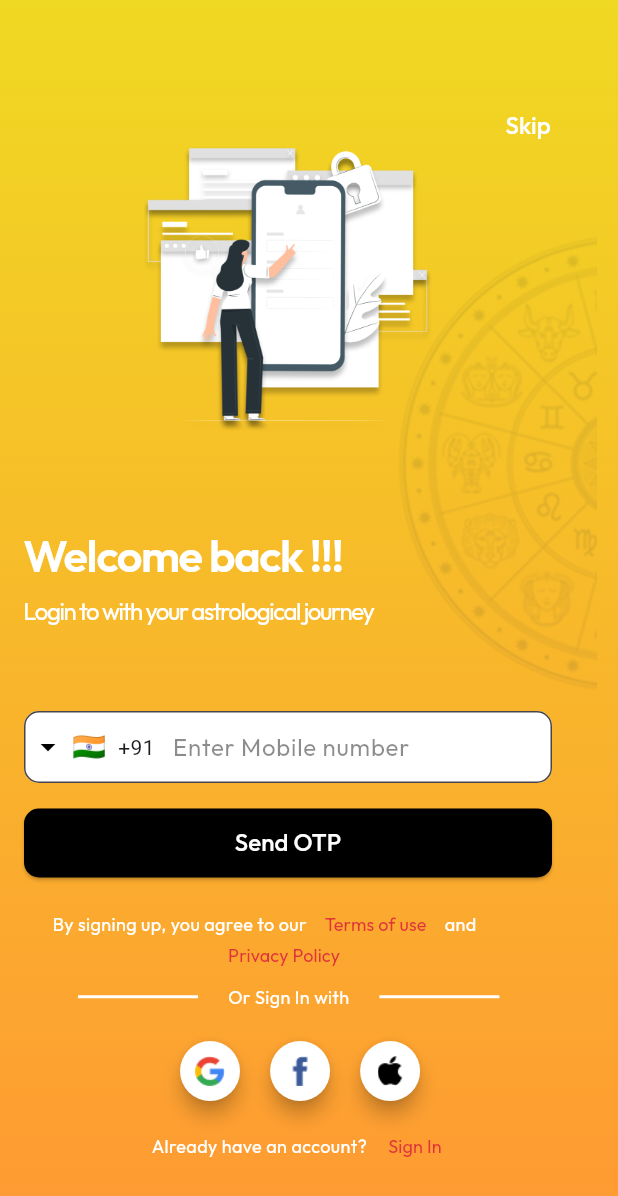
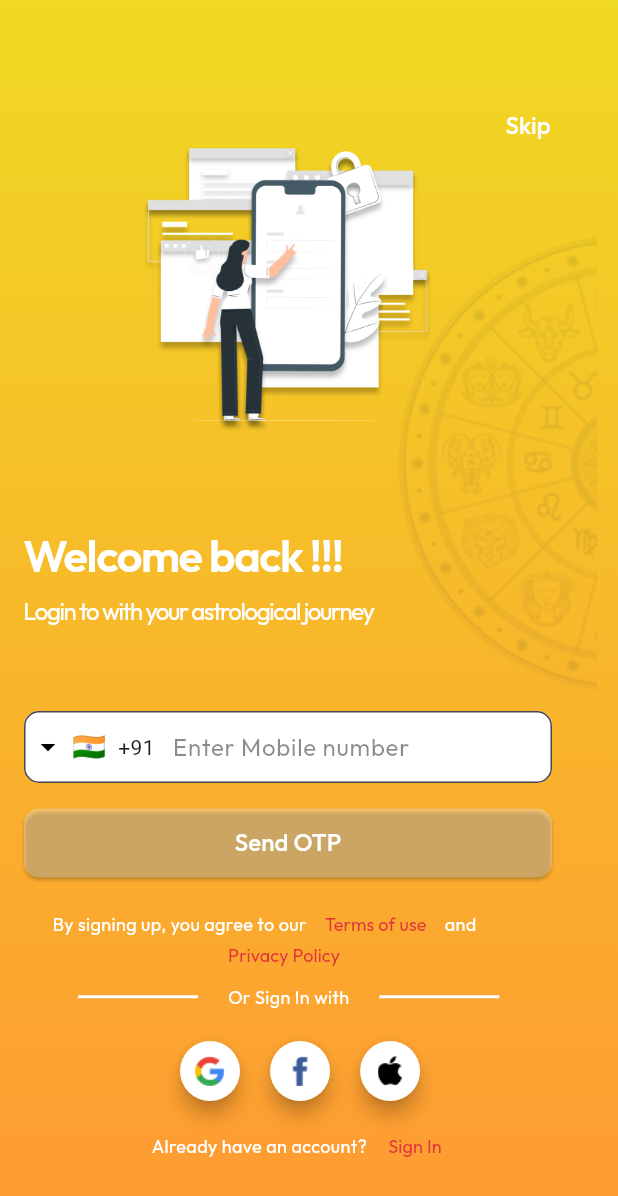
Before and after one commit to Navaneethakrishnan-appdev/astrology, a Flutter app: the screen it shows after launch, on a phone screen of 412 x 824 dp. Shown: the top 1196 px of the screen. Run offline on Flutter 3.47's test engine with Material 3 defaults, Android fonts, the phone set to English and light mode, and no system bars; drawn by our look-alikes of intl_phone_field; our stand-ins replace carousel_slider, get, google_fonts; missing offline and left inert: dart:ffi.

Commit message:
change button color

```diff
--- a/lib/sign_up.dart
+++ b/lib/sign_up.dart
@@ -148,7 +148,7 @@ class _SignUpState extends State<SignUp> {
                             },
                             style: ElevatedButton.styleFrom(
                                 // backgroundColor: Color(0xffE1353C),
-                                backgroundColor: Colors.black,
+                                backgroundColor: Colors.white30,
                                 shape: RoundedRectangleBorder(
                                     borderRadius: BorderRadius.circular(10)),
                                 maximumSize: Size(200, 50)),
```
